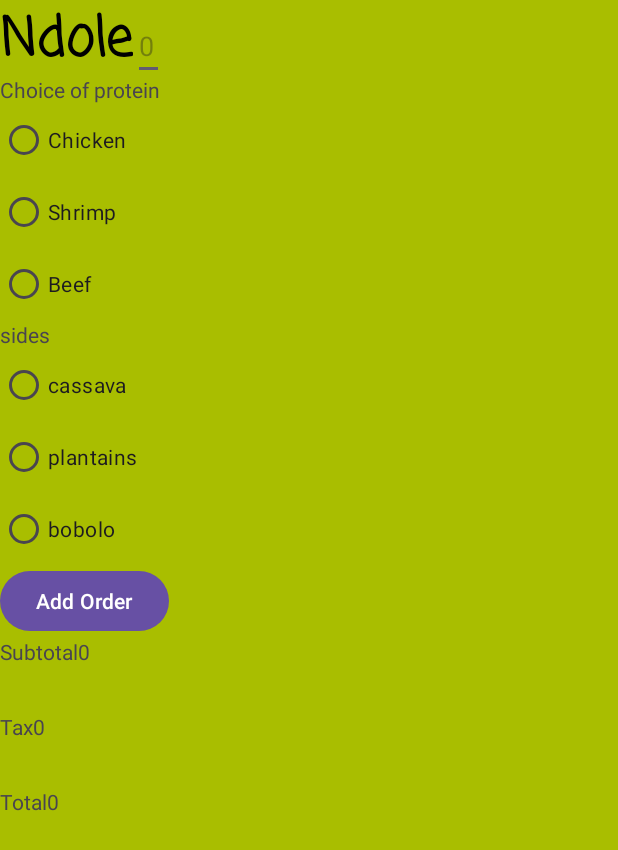
After one commit to Anna24-bit/RestaurantApp, an Android app: the menuActivity screen opened directly, with no data from a screen before it, on a phone screen of 412 x 824 dp. The commit adds this screen. Shown: the top 850 px of the screen. Run offline under Robolectric (Android 15) with nearby library versions, the phone set to English and light mode, and no system bars; 2 statements that could not run were skipped.

Commit message:
addded inflated items

```diff
--- a/app/src/main/AndroidManifest.xml
+++ b/app/src/main/AndroidManifest.xml
@@ -13,11 +13,16 @@
         android:theme="@style/Theme.RestaurantApp"
         tools:targetApi="31">
         <activity
+            android:name=".menuActivity"
+            android:exported="false" />
+        <activity
             android:name=".MainActivity2"
             android:exported="false" />
         <activity
             android:name=".MainActivity"
             android:exported="true">
+
+
             <intent-filter>
                 <action android:name="android.intent.action.MAIN" />
 
--- a/app/src/main/java/org/baltimorecityschools/restaurantapp/MainActivity.java
+++ b/app/src/main/java/org/baltimorecityschools/restaurantapp/MainActivity.java
@@ -21,14 +21,16 @@ public class MainActivity extends AppCompatActivity {
     EditText UserET;
     Button nextBN;
     Intent goTopge;
-    Ndole order;
+
     @Override
     protected void onCreate(Bundle savedInstanceState) {
         super.onCreate(savedInstanceState);
         EdgeToEdge.enable(this);
         setContentView(R.layout.activity_main);
 
-        order= new Ndole("chicken","salad",3, 5.99);
+
+
+
         // inflated variables
         tiTV=findViewById(R.id.txtv);
         intrTV=findViewById(R.id.introtxt);
@@ -46,5 +48,6 @@ public class MainActivity extends AppCompatActivity {
 
 
 
+
     }
 }
--- a/app/src/main/java/org/baltimorecityschools/restaurantapp/MainActivity2.java
+++ b/app/src/main/java/org/baltimorecityschools/restaurantapp/MainActivity2.java
@@ -3,6 +3,7 @@ package org.baltimorecityschools.restaurantapp;
 import android.content.Intent;
 import android.os.Bundle;
 import android.view.View;
+import android.widget.Button;
 import android.widget.CheckBox;
 import android.widget.Toast;
 
@@ -33,11 +34,17 @@ public class MainActivity2 extends AppCompatActivity {
 
     Intent welcomeTopg;
 
+    // going to the menu
+    Button nextMenuB;
+    Intent goTopmenu;
+
     @Override
     protected void onCreate(Bundle savedInstanceState) {
         super.onCreate(savedInstanceState);
         EdgeToEdge.enable(this);
         setContentView(R.layout.activity_main2);
+
+
 
         check1=findViewById(R.id.checkone);
         check2=findViewById(R.id.checktoo);
@@ -50,7 +57,7 @@ public class MainActivity2 extends AppCompatActivity {
         check33=findViewById(R.id.checkthr);
         check44=findViewById(R.id.checkfo);
         check55=findViewById(R.id.checkfi);
-
+        nextMenuB=findViewById(R.id.nxtbtn2);
 
         toastMsg="checked order";
         duration=0;
@@ -174,6 +181,14 @@ public class MainActivity2 extends AppCompatActivity {
         });
 
 
+        nextMenuB.setOnClickListener(new View.OnClickListener() {
+            @Override
+            public void onClick(View view) {
+                goTopmenu=new Intent(MainActivity2.this, menuActivity.class);
+                startActivity(goTopmenu);
+            }
+        });
+
 
     }
 }
--- a/app/src/main/java/org/baltimorecityschools/restaurantapp/Question.java
+++ b/app/src/main/java/org/baltimorecityschools/restaurantapp/Ndole.java
@@ -1,25 +1,25 @@
 package org.baltimorecityschools.restaurantapp;
 
-public class Question {
-    public static class Ndole {
+    public class Ndole {
+
         String protein;
         String sides;
         int quantity;
         double price;
         public static final double BASEPRICE = 12.99;
 
-        public Ndole(String pprotein,String psides,int pquantity,double pprice){
+        public Ndole(String pprotein,String psides,int pquantity){
         protein=pprotein;
         sides=psides;
         quantity=pquantity;
-        price=pprice;
+
         }
 
         public Ndole(){
             protein="";
             sides="";
             quantity=0;
-            price=0.0;
+
 
         }
 
@@ -65,4 +65,3 @@ public class Question {
 
 
     }
-}
--- /dev/null
+++ b/app/src/main/java/org/baltimorecityschools/restaurantapp/menuActivity.java
@@ -0,0 +1,82 @@
+package org.baltimorecityschools.restaurantapp;
+
+import android.content.Intent;
+import android.os.Bundle;
+import android.widget.Button;
+import android.widget.EditText;
+import android.widget.RadioButton;
+import android.widget.TextView;
+
+import androidx.activity.EdgeToEdge;
+
+public class menuActivity extends MainActivity2 {
+    Ndole Norder;
+    EditText quantityet;
+    int quantity;
+
+    RadioButton chickenrb;
+    RadioButton Shrimprb;
+    RadioButton Beefrb;
+    String protein;
+
+    Button OrderButton;
+
+    RadioButton cassavarb;
+    RadioButton plantainrb;
+    RadioButton bobolorb;
+    String sides;
+
+    TextView Subnumtv;
+    TextView Taxtnumtv;
+    TextView Totenumtv;
+
+    @Override
+    protected void onCreate(Bundle savedInstanceState) {
+        super.onCreate(savedInstanceState);
+        setContentView(R.layout.menu_activity);
+        order= new Ndole(getString(R.string.chick1),getString(R.string.sal1),2, 5.99);
+
+        quantityet=findViewById(R.id.quant);
+        chickenrb=findViewById(R.id.radio_chick);
+        Shrimprb=findViewById(R.id.radio_shrim);
+        Beefrb=findViewById(R.id.radio_beef);
+        cassavarb=findViewById(R.id.radio_cass);
+        plantainrb=findViewById(R.id.radio_plan);
+        bobolorb=findViewById(R.id.radio_bob);
+        OrderButton=findViewById(R.id.adOrd);
+        Subnumtv=findViewById(R.id.sub);
+        Taxtnumtv=findViewById(R.id.tax);
+        Totenumtv=findViewById(R.id.tote);
+        quantity=Integer.parseInt(quantityet.getText().toString());
+
+        if(chickenrb.isChecked()){
+            protein ="chicken";
+
+        }else if(Shrimprb.isChecked()){
+            protein="shrimp";
+
+
+        }else if(Beefrb.isChecked()){
+            protein="beef";
+
+        }else{
+            protein="nothing";
+        }
+
+        if(cassavarb.isChecked()){
+            sides ="Cassava";
+
+        }else if(plantainrb.isChecked()){
+            sides="plantain";
+
+
+        }else if(bobolorb.isChecked()){
+            sides="bobolo";
+
+        }else{
+            sides="nothing";
+        }
+        Norder= new Ndole(protein,sides,quantity);
+
+    }
+}
--- a/app/src/main/res/layout/activity_main2.xml
+++ b/app/src/main/res/layout/activity_main2.xml
@@ -116,7 +116,16 @@
         android:textSize="30sp"
         />
 
+    <Button
+        android:layout_marginTop="2sp"
+        android:layout_width="wrap_content"
+        android:layout_height="wrap_content"
+        android:text="next"
+        android:textStyle="italic"
+        android:id="@+id/nxtbtn2"
+        android:textSize="22sp"
+        android:backgroundTint="@color/ye"
 
-
+        />
 
 </LinearLayout>
--- /dev/null
+++ b/app/src/main/res/layout/menu_activity.xml
@@ -0,0 +1,159 @@
+<?xml version="1.0" encoding="utf-8"?>
+<LinearLayout
+    android:layout_width="match_parent"
+    android:layout_height="match_parent"
+    android:orientation="vertical"
+    android:background="@color/yale"
+    xmlns:android="http://schemas.android.com/apk/res/android"
+    >
+
+    <LinearLayout
+        android:layout_width="match_parent"
+        android:layout_height="50dp"
+        android:orientation="horizontal"
+        >
+
+        <TextView
+            android:id="@+id/txtv"
+            android:layout_width="wrap_content"
+            android:layout_height="wrap_content"
+            android:text="Ndole"
+            android:textAlignment="center"
+            android:textSize="36dp"
+            android:textStyle="bold"
+            android:fontFamily="casual"
+            android:textColor="@color/black"
+
+            />
+        <EditText
+            android:layout_width="wrap_content"
+            android:layout_height="wrap_content"
+            android:hint="@string/zero"
+            android:id="@+id/quant"
+            />
+    </LinearLayout>
+
+    <TextView
+        android:layout_width="wrap_content"
+        android:layout_height="wrap_content"
+        android:text="@string/protein"
+        />
+
+    <RadioGroup
+        android:layout_width="match_parent"
+        android:layout_height="wrap_content"
+        android:orientation="vertical">
+        <RadioButton android:id="@+id/radio_chick"
+            android:layout_width="wrap_content"
+            android:layout_height="wrap_content"
+            android:text="@string/chicken"/>
+        <RadioButton android:id="@+id/radio_shrim"
+            android:layout_width="wrap_content"
+            android:layout_height="wrap_content"
+            android:text="@string/shrimp"/>
+        <RadioButton android:id="@+id/radio_beef"
+            android:layout_width="wrap_content"
+            android:layout_height="wrap_content"
+            android:text="@string/beef"/>
+    </RadioGroup>
+
+    <TextView
+        android:layout_width="wrap_content"
+        android:layout_height="wrap_content"
+        android:text="@string/sides"
+        />
+
+<!--    sides-->
+
+    <RadioGroup
+        android:layout_width="match_parent"
+        android:layout_height="wrap_content"
+        android:orientation="vertical">
+        <RadioButton android:id="@+id/radio_cass"
+            android:layout_width="wrap_content"
+            android:layout_height="wrap_content"
+            android:text="@string/cassava"/>
+        <RadioButton android:id="@+id/radio_plan"
+            android:layout_width="wrap_content"
+            android:layout_height="wrap_content"
+            android:text="@string/plantains"/>
+        <RadioButton android:id="@+id/radio_bob"
+            android:layout_width="wrap_content"
+            android:layout_height="wrap_content"
+            android:text="@string/bobolo"/>
+    </RadioGroup>
+
+
+    <Button
+        android:layout_width="wrap_content"
+        android:layout_height="wrap_content"
+        android:id="@+id/adOrd"
+        android:text="@string/add_order"
+        />
+
+    <LinearLayout
+        android:layout_width="match_parent"
+        android:layout_height="50dp"
+        android:orientation="horizontal"
+        >
+    <TextView
+        android:layout_width="wrap_content"
+        android:layout_height="wrap_content"
+        android:text="@string/subtotal"
+        android:id="@+id/sub"
+
+        />
+    <TextView
+        android:layout_width="wrap_content"
+        android:layout_height="wrap_content"
+        android:text="@string/_0"
+        />
+    </LinearLayout>
+
+
+    <LinearLayout
+        android:layout_width="match_parent"
+        android:layout_height="50dp"
+        android:orientation="horizontal"
+        >
+        />
+    <TextView
+        android:layout_width="wrap_content"
+        android:layout_height="wrap_content"
+        android:text="@string/tax"
+        android:id="@+id/tax"
+        />
+    <TextView
+        android:layout_width="wrap_content"
+        android:layout_height="wrap_content"
+        android:text="@string/zero2"
+        />
+    </LinearLayout>
+
+    <LinearLayout
+        android:layout_width="match_parent"
+        android:layout_height="50dp"
+        android:orientation="horizontal"
+        >
+
+    <TextView
+        android:layout_width="wrap_content"
+        android:layout_height="wrap_content"
+        android:text="@string/total"
+        android:id="@+id/tote"
+    />
+
+    <TextView
+        android:layout_width="wrap_content"
+        android:layout_height="wrap_content"
+        android:text="@string/zero3"
+
+        />
+
+    </LinearLayout>
+
+
+
+
+
+</LinearLayout>
--- a/app/src/main/res/values/strings.xml
+++ b/app/src/main/res/values/strings.xml
@@ -1,3 +1,22 @@
 <resources>
     <string name="app_name">RestaurantApp</string>
+    <string name="chick1">chicken</string>
+    <string name="sal1">salade</string>
+    <string name="zero">0</string>
+    <string name="protein">Choice of protein</string>
+    <string name="chicken">Chicken</string>
+    <string name="shrimp">Shrimp</string>
+    <string name="beef">Beef</string>
+    <string name="sides">sides</string>
+    <string name="cassava">cassava</string>
+    <string name="plantains">plantains</string>
+    <string name="bobolo">bobolo</string>
+    <string name="add_order">Add Order</string>
+    <string name="subtotal">Subtotal</string>
+    <string name="_0">0</string>
+    <string name="tax">Tax</string>
+    <string name="zero2">0</string>
+    <string name="total">Total</string>
+    <string name="zero3">0</string>
+
 </resources>
```
